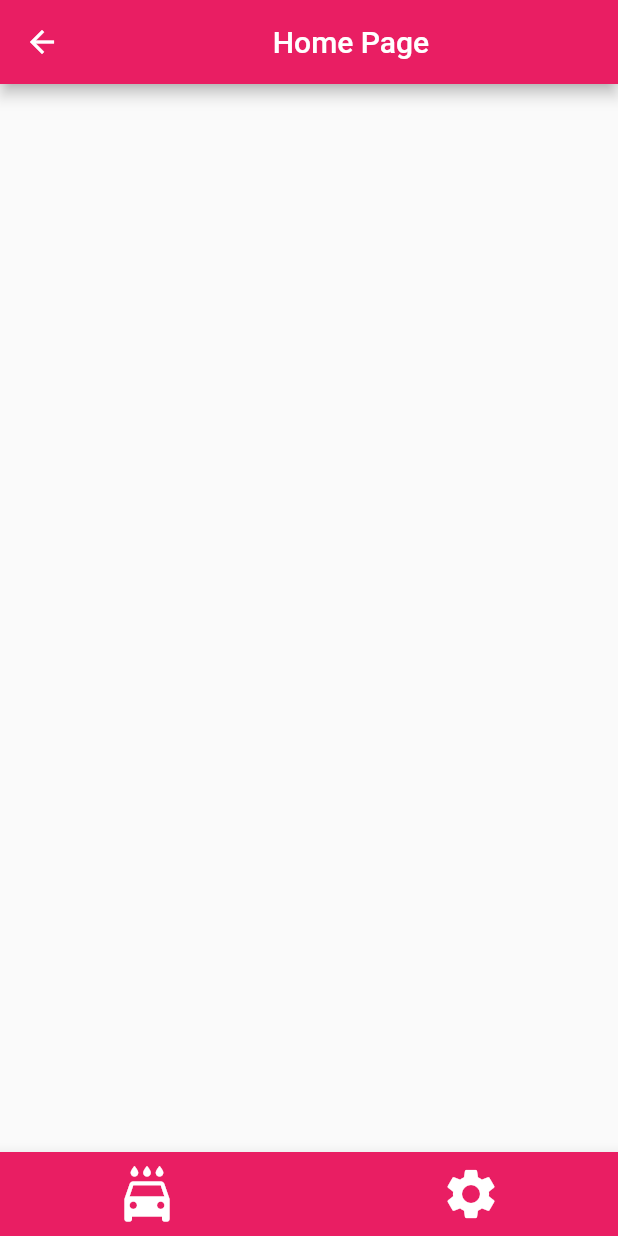
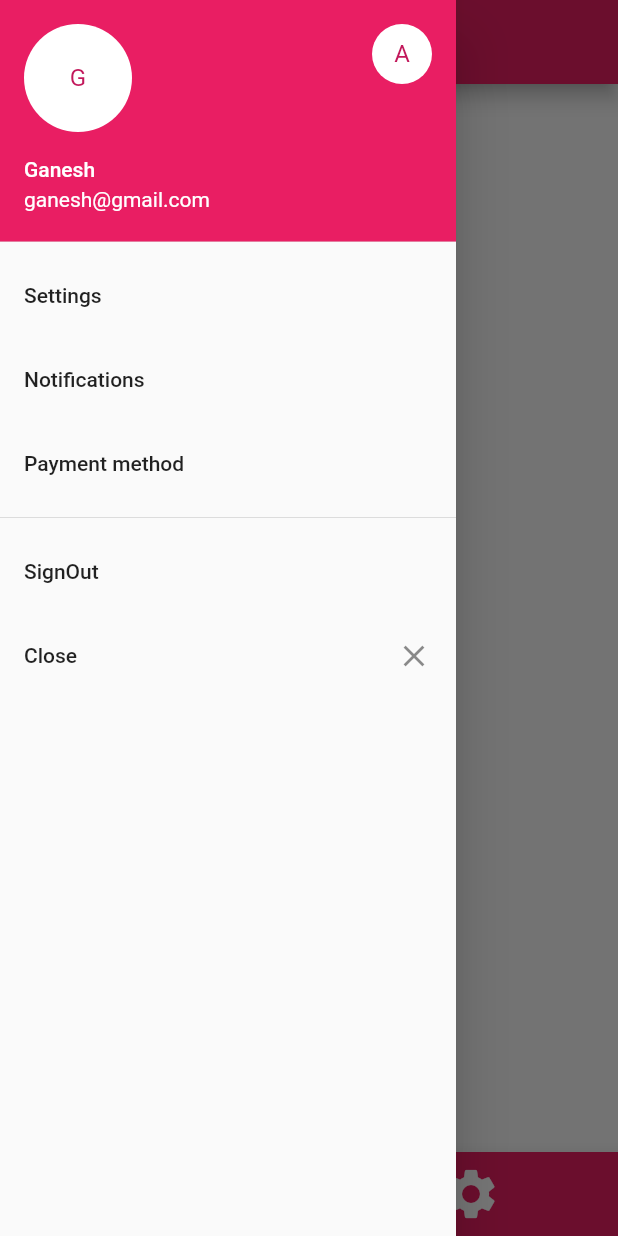
Before and after one commit to ranjit1997/beta_card, a Flutter app: the MyHomePage screen opened directly, with the side drawer open (before the commit the screen has no drawer), on a phone screen of 412 x 824 dp. Run offline on Flutter 3.47's test engine with Material 2 defaults, Android fonts, the phone set to English and light mode, and no system bars; our stand-ins replace firebase_auth, firebase_database, firebase_storage, font_awesome_flutter, image_picker; accounts and stored records are empty.

Commit message:
Files Updated

```diff
--- a/lib/Views/widget_HomePage.dart
+++ b/lib/Views/widget_HomePage.dart
@@ -1,7 +1,9 @@
+
+import 'dart:io';
 
 import 'package:beta_card/Utility/DBWebService_FireBase_Authentication.dart';
 import 'package:beta_card/Views/widget_SetProfile.dart';
-import 'package:beta_card/Views/widget_UploadPhoto.dart';
+import 'package:flutter/foundation.dart';
 import 'package:flutter/material.dart';
 
 class MyHomePage extends StatefulWidget {
@@ -19,6 +21,7 @@ class MyHomePage extends StatefulWidget {
 
   @override
   _MyHomePageState createState() => _MyHomePageState();
+
 }
 
 class _MyHomePageState extends State<MyHomePage> {
@@ -39,6 +42,7 @@ class _MyHomePageState extends State<MyHomePage> {
   @override
   Widget build(BuildContext context) {
 
+
     return Scaffold(
       appBar:  AppBar(
             title: Container(
@@ -46,11 +50,100 @@ class _MyHomePageState extends State<MyHomePage> {
                  child: Text("Home Page",style: TextStyle(color: Colors.white,fontSize: 20.0),),
                  ),
                  backgroundColor: Colors.pink,
+                  //elevation property is used to set elevation to AppBar in Android Device.
+                 elevation: defaultTargetPlatform == TargetPlatform.android ?5.0 : 0.0,
                ),
+
+
+       drawer: navigationDrawer(),
 
        body: Container() ,
 
-       bottomNavigationBar: BottomAppBar
+       bottomNavigationBar: bottomMenuBar(),
+    );
+  }
+
+
+  Widget navigationDrawer()
+  {
+    return new Drawer(
+          // ListView is used to create  static list of items.
+          child: new ListView(
+            children: <Widget>[
+              //useraccountsdrawerheader is used to show user accounts details on drawer.
+              new UserAccountsDrawerHeader(
+                 accountName: new Text("Ganesh"),
+                 accountEmail: new Text("ganesh@gmail.com"),
+                 currentAccountPicture: new CircleAvatar(
+                   backgroundColor: Theme.of(context).platform==TargetPlatform.iOS
+                   ? Colors.pink:Colors.white,
+                   child: new Text("G"),
+                 ),
+                 otherAccountsPictures: <Widget>[
+                   new CircleAvatar(
+                      backgroundColor: Theme.of(context).platform==TargetPlatform.iOS
+                   ? Colors.pink:Colors.white,
+                      child: new Text("A"),
+                   ),
+                 ],
+              ),
+              //ListTite widget is used to create to items in list view.
+              new ListTile(
+                   title: new Text("Settings"),//Text widget is used to define text.
+                   //onTap widget is used for providing triggering an event.
+                   onTap: () {
+                     Navigator.of(context).pop(); // this statement is used to close the drawer.
+                     Navigator.of(context).pushNamed("/a"); // this statement is used navigate to specified route or page using named route='/a'.
+                     },
+              ),
+
+               new ListTile(
+                   title: new Text("Notifications"),
+
+                   onTap: (){
+                     Navigator.of(context).pop();
+                     Navigator.of(context).pushNamed("/b");
+                   },
+              ),
+
+                new ListTile(
+                   title: new Text("Payment method"),
+
+                   onTap: (){
+                     Navigator.of(context).pop();
+                     Navigator.of(context).pushNamed("/c");
+                   },
+              ),
+
+            // Divider widget is used for separating the items or widgets.
+              new Divider(),
+
+
+               new ListTile(
+                   title: new Text("SignOut"),
+
+                   onTap: ()
+                   {
+                     //Navigator.of(context).pop();
+                     exit(0);
+                   },
+              ),
+
+               new ListTile(
+                   title: new Text("Close"),
+                   trailing: new Icon(Icons.close),//Icon widget is used to set Icons for particular items.
+                   onTap: ()=> Navigator.of(context).pop(),
+              ),
+
+              ],
+          ),
+        );
+
+  }
+
+  Widget bottomMenuBar()
+  {
+    return BottomAppBar
        (
             color: Colors.pink,
             child: Container
@@ -106,9 +199,6 @@ class _MyHomePageState extends State<MyHomePage> {
                 ],
               ),
             ),
-       ),
-    );
+       );
   }
-
-
 }
--- a/lib/main.dart
+++ b/lib/main.dart
@@ -2,7 +2,11 @@
 
 import 'package:beta_card/Mapping.dart';
 import 'package:beta_card/Utility/DBWebService_FireBase_Authentication.dart';
+import 'package:flutter/foundation.dart';
 import 'package:flutter/material.dart';
+import 'package:beta_card/Views/widget_NotificationPage.dart';
+import 'package:beta_card/Views/widget_PaymentPage.dart';
+import 'package:beta_card/Views/widget_SettingPage.dart';
 
 
 void main()
@@ -19,11 +23,22 @@ class MyApp extends StatelessWidget {
       title: 'Flutter Demo',
       debugShowCheckedModeBanner: false,
       theme: ThemeData(
+       primarySwatch: Colors.pink,
+       primaryColor: defaultTargetPlatform == TargetPlatform.iOS ? Colors.grey[50] : null
 
-        primarySwatch: Colors.blue,
       ),
 
       home: MappingPage(auth: Auth(),),
+
+      routes: <String,WidgetBuilder>{
+        // When navigating to the "/a" route, build the Settings Page widget.
+        '/a':(BuildContext context) => new SettingPage("Settings Page"),
+         // When navigating to the "/b" route, build the Notification widget.
+        '/b':(BuildContext context) => new NotificationPage("Notification Page"),
+         // When navigating to the "/c" route, build the Payment Page widget.
+        '/c':(BuildContext context) => new PaymentPage("Payment Page"),
+
+      },
     );
   }
 }
```
Also changed, not shown: lib/Views/widget_NotificationPage.dart (added, +24 -0 lines), lib/Views/widget_PaymentPage.dart (added, +24 -0 lines), lib/Views/widget_SettingPage.dart (added, +24 -0 lines).
